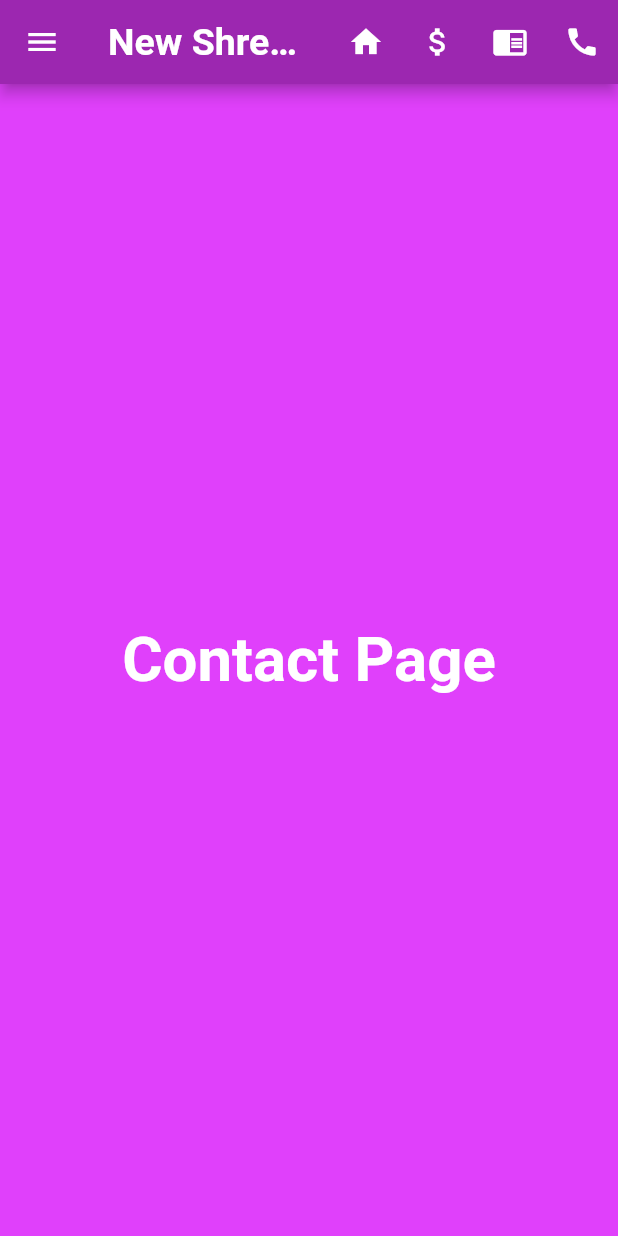
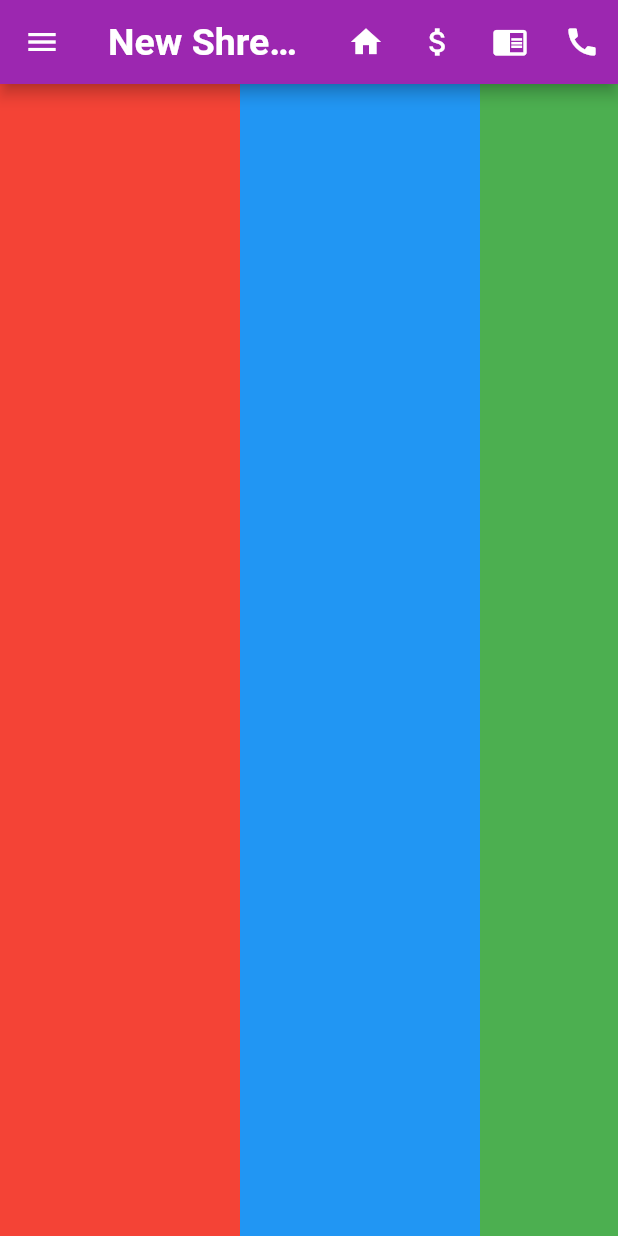
Before and after one commit to iamkishansharma/f_web, a Flutter app: the screen it shows after launch, after a tap on the "call" icon, on a phone screen of 412 x 824 dp. Run offline on Flutter 3.47's test engine with Material 2 defaults, Android fonts, the phone set to English and light mode, and no system bars; our stand-ins replace carousel_slider, google_fonts; network calls fail.

Commit message:
Changes in orientation

```diff
--- a/lib/about_us.dart
+++ b/lib/about_us.dart
@@ -41,26 +41,30 @@ class _AboutUsHomeState extends State<AboutUsHome> {
           IconButton(
             icon: Icon(Icons.home),
             onPressed: () {
-              Navigator.push(context, MaterialPageRoute(builder: (context) => MyApp()));
+              Navigator.push(
+                  context, MaterialPageRoute(builder: (context) => MyApp()));
             },
           ),
           IconButton(
             icon: Icon(Icons.attach_money),
             onPressed: () {
-              Navigator.push(context, MaterialPageRoute(builder: (context) => MoneyTrack()));
+              Navigator.push(context,
+                  MaterialPageRoute(builder: (context) => MoneyTrack()));
             },
           ),
           IconButton(
             icon: Icon(Icons.chrome_reader_mode),
             autofocus: true,
             onPressed: () {
-              Navigator.push(context, MaterialPageRoute(builder: (context) => AboutUsHome()));
+              Navigator.push(context,
+                  MaterialPageRoute(builder: (context) => AboutUsHome()));
             },
           ),
           IconButton(
             icon: Icon(Icons.call),
             onPressed: () {
-              Navigator.push(context, MaterialPageRoute(builder: (context) => ContactUsHome()));
+              Navigator.push(context,
+                  MaterialPageRoute(builder: (context) => ContactUsHome()));
             },
           ),
         ],
@@ -82,7 +86,8 @@ class _AboutUsHomeState extends State<AboutUsHome> {
               title: Text('Home Page'),
               onTap: () {
                 Navigator.of(context).pop();
-                Navigator.push(context, MaterialPageRoute(builder: (context) => MyApp()));
+                Navigator.push(
+                    context, MaterialPageRoute(builder: (context) => MyApp()));
               },
             ),
             ListTile(
@@ -90,7 +95,8 @@ class _AboutUsHomeState extends State<AboutUsHome> {
               title: Text("Track Money"),
               onTap: () {
                 Navigator.of(context).pop();
-                Navigator.push(context, MaterialPageRoute(builder: (context) => MoneyTrack()));
+                Navigator.push(context,
+                    MaterialPageRoute(builder: (context) => MoneyTrack()));
               },
             ),
             ListTile(
@@ -99,7 +105,8 @@ class _AboutUsHomeState extends State<AboutUsHome> {
               enabled: false,
               onTap: () {
                 Navigator.of(context).pop();
-                Navigator.push(context, MaterialPageRoute(builder: (context) => AboutUsHome()));
+                Navigator.push(context,
+                    MaterialPageRoute(builder: (context) => AboutUsHome()));
               },
             ),
             ListTile(
@@ -107,7 +114,8 @@ class _AboutUsHomeState extends State<AboutUsHome> {
               title: Text('Contact Us'),
               onTap: () {
                 Navigator.of(context).pop();
-                Navigator.push(context, MaterialPageRoute(builder: (context) => ContactUsHome()));
+                Navigator.push(context,
+                    MaterialPageRoute(builder: (context) => ContactUsHome()));
               },
             ),
           ],
@@ -117,17 +125,22 @@ class _AboutUsHomeState extends State<AboutUsHome> {
         width: MediaQuery.of(context).size.width,
         height: MediaQuery.of(context).size.height,
         color: Colors.lightBlue,
-        child: Center(
-          child: RaisedButton(
-            child: Text("Tab App"),
-            hoverColor: Colors.green,
-            splashColor: Colors.red,
-            onPressed: (){
-
-            }
-          ),
-          ),
+        child: Row(
+          crossAxisAlignment: CrossAxisAlignment.start,
+          children: <Widget>[
+            Container(
+              color: Colors.black45,
+              width: MediaQuery.of(context).size.width*.5,
+              height: MediaQuery.of(context).size.height*.5,
+            ),
+            Container(
+              color: Colors.green,
+              width: MediaQuery.of(context).size.width*.5,
+              height: MediaQuery.of(context).size.height*.5,
+            ),
+          ],
         ),
+      ),
     );
   }
 }
--- a/lib/contact_us.dart
+++ b/lib/contact_us.dart
@@ -41,26 +41,30 @@ class _ContactUsHomeState extends State<ContactUsHome> {
           IconButton(
             icon: Icon(Icons.home),
             onPressed: () {
-              Navigator.push(context, MaterialPageRoute(builder: (context) => MyApp()));
+              Navigator.push(
+                  context, MaterialPageRoute(builder: (context) => MyApp()));
             },
           ),
           IconButton(
             icon: Icon(Icons.attach_money),
             onPressed: () {
-              Navigator.push(context, MaterialPageRoute(builder: (context) => MoneyTrack()));
+              Navigator.push(context,
+                  MaterialPageRoute(builder: (context) => MoneyTrack()));
             },
           ),
           IconButton(
             icon: Icon(Icons.chrome_reader_mode),
             onPressed: () {
-              Navigator.push(context, MaterialPageRoute(builder: (context) => AboutUsHome()));
+              Navigator.push(context,
+                  MaterialPageRoute(builder: (context) => AboutUsHome()));
             },
           ),
           IconButton(
             icon: Icon(Icons.call),
             autofocus: true,
             onPressed: () {
-              Navigator.push(context, MaterialPageRoute(builder: (context) => ContactUsHome()));
+              Navigator.push(context,
+                  MaterialPageRoute(builder: (context) => ContactUsHome()));
             },
           ),
         ],
@@ -82,7 +86,8 @@ class _ContactUsHomeState extends State<ContactUsHome> {
               title: Text('Home Page'),
               onTap: () {
                 Navigator.of(context).pop();
-                Navigator.push(context, MaterialPageRoute(builder: (context) => MyApp()));
+                Navigator.push(
+                    context, MaterialPageRoute(builder: (context) => MyApp()));
               },
             ),
             ListTile(
@@ -90,7 +95,8 @@ class _ContactUsHomeState extends State<ContactUsHome> {
               title: Text("Track Money"),
               onTap: () {
                 Navigator.of(context).pop();
-                Navigator.push(context, MaterialPageRoute(builder: (context) => MoneyTrack()));
+                Navigator.push(context,
+                    MaterialPageRoute(builder: (context) => MoneyTrack()));
               },
             ),
             ListTile(
@@ -98,7 +104,8 @@ class _ContactUsHomeState extends State<ContactUsHome> {
               title: Text('About Us'),
               onTap: () {
                 Navigator.of(context).pop();
-                Navigator.push(context, MaterialPageRoute(builder: (context) => AboutUsHome()));
+                Navigator.push(context,
+                    MaterialPageRoute(builder: (context) => AboutUsHome()));
               },
             ),
             ListTile(
@@ -107,7 +114,8 @@ class _ContactUsHomeState extends State<ContactUsHome> {
               enabled: false,
               onTap: () {
                 Navigator.of(context).pop();
-                Navigator.push(context, MaterialPageRoute(builder: (context) => ContactUsHome()));
+                Navigator.push(context,
+                    MaterialPageRoute(builder: (context) => ContactUsHome()));
               },
             ),
           ],
@@ -117,15 +125,31 @@ class _ContactUsHomeState extends State<ContactUsHome> {
         width: MediaQuery.of(context).size.width,
         height: MediaQuery.of(context).size.height,
         color: Colors.purpleAccent,
-        child: Center(
-          child: Text(
-            "Contact Page",
-            style: TextStyle(
-              fontWeight: FontWeight.bold,
-              color: Colors.white,
-              fontSize: MediaQuery.of(context).size.height*.05,
+        child: ListView(
+          // This next line does the trick.
+          scrollDirection: Axis.horizontal,
+          children: <Widget>[
+            Container(
+              width: 160.0,
+              color: Colors.red,
             ),
-          ),
+            Container(
+              width: 160.0,
+              color: Colors.blue,
+            ),
+            Container(
+              width: 160.0,
+              color: Colors.green,
+            ),
+            Container(
+              width: 160.0,
+              color: Colors.yellow,
+            ),
+            Container(
+              width: 160.0,
+              color: Colors.orange,
+            ),
+          ],
         ),
       ),
     );
--- a/lib/main.dart
+++ b/lib/main.dart
@@ -55,14 +55,14 @@ class _HomePageState extends State<HomePage> {
               decoration: BoxDecoration(
                 color: Colors.redAccent,
               ),
-              child: FittedBox(child: Image.asset(name), fit: BoxFit.contain),
+              child: FittedBox(child: ClipRRect(borderRadius: BorderRadius.circular(20), child: Image.asset(name, width:MediaQuery.of(context).size.width),),fit: BoxFit.fill),
             );
           },
         );
       }).toList(),
       options: CarouselOptions(
         height: (MediaQuery.of(context).size.width >= 800
-            ? MediaQuery.of(context).size.height * .5
+            ? MediaQuery.of(context).size.height * .4
             : MediaQuery.of(context).size.height * .25),
         //aspectRatio: 16 / 9,
         viewportFraction: 0.8,
@@ -72,7 +72,7 @@ class _HomePageState extends State<HomePage> {
         autoPlay: true,
         autoPlayInterval: Duration(seconds: 2),
         autoPlayAnimationDuration: Duration(milliseconds: 800),
-        autoPlayCurve: Curves.linear,
+        autoPlayCurve: Curves.fastOutSlowIn,
         //pauseAutoPlayOnTouch: Duration(seconds: 10),
         enlargeCenterPage: true,
         //onPageChanged: callbackFunction,
@@ -182,17 +182,46 @@ class _HomePageState extends State<HomePage> {
             Container(
               margin: EdgeInsets.fromLTRB(
                   0,
-                  MediaQuery.of(context).size.width * .015,
+                  MediaQuery.of(context).size.width * .012,
                   0,
-                  MediaQuery.of(context).size.width * .015),
+                  MediaQuery.of(context).size.width * .012),
               child: Column(
                 crossAxisAlignment: CrossAxisAlignment.center,
                 children: <Widget>[slide],
               ),
             ),
 
-
-            GridDashboard(),
+            Expanded(
+              child:Container(
+                margin: EdgeInsets.fromLTRB(10, 0, 10, 0),
+                child: GridView.count(
+                  scrollDirection: MediaQuery.of(context).orientation != Orientation.portrait? Axis.horizontal:Axis.vertical,
+              crossAxisCount:2,
+              // Generate 100 widgets that display their index in the List.
+              children: List.generate(6, (index) {
+                return Container(
+                  margin: EdgeInsets.fromLTRB(10, 10, 10, 10),
+                  color: Colors.black,
+                  child: Center(
+                    child: Column(
+                      children: <Widget>[
+                        Image.asset('images/vicon/setting.png'),
+                        Text(
+                          'Kishan$index',
+                          style: TextStyle(
+                            fontWeight: FontWeight.bold,
+                            color: Colors.white,
+                            fontSize:20.0,
+                          ),
+                        )
+                      ]
+                    ),
+                ),
+              );
+            }),
+            ),
+              ),
+            )
             //There can be more hil with flx 1
           ],
         ),
```
Also changed, not shown: 3 other files.
